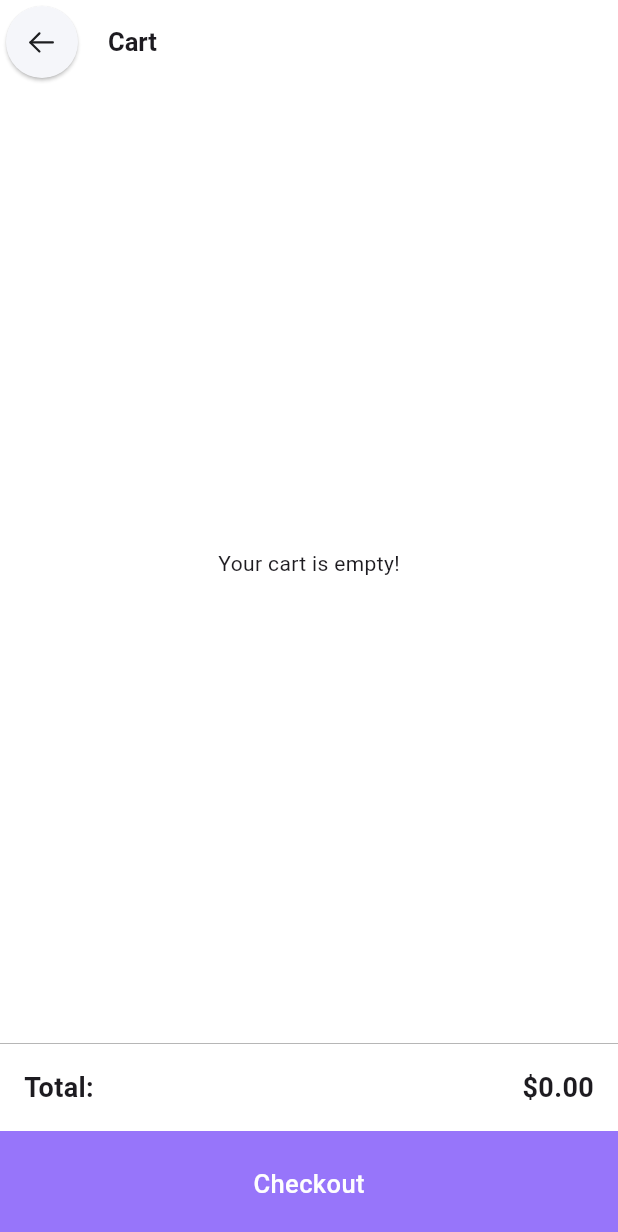
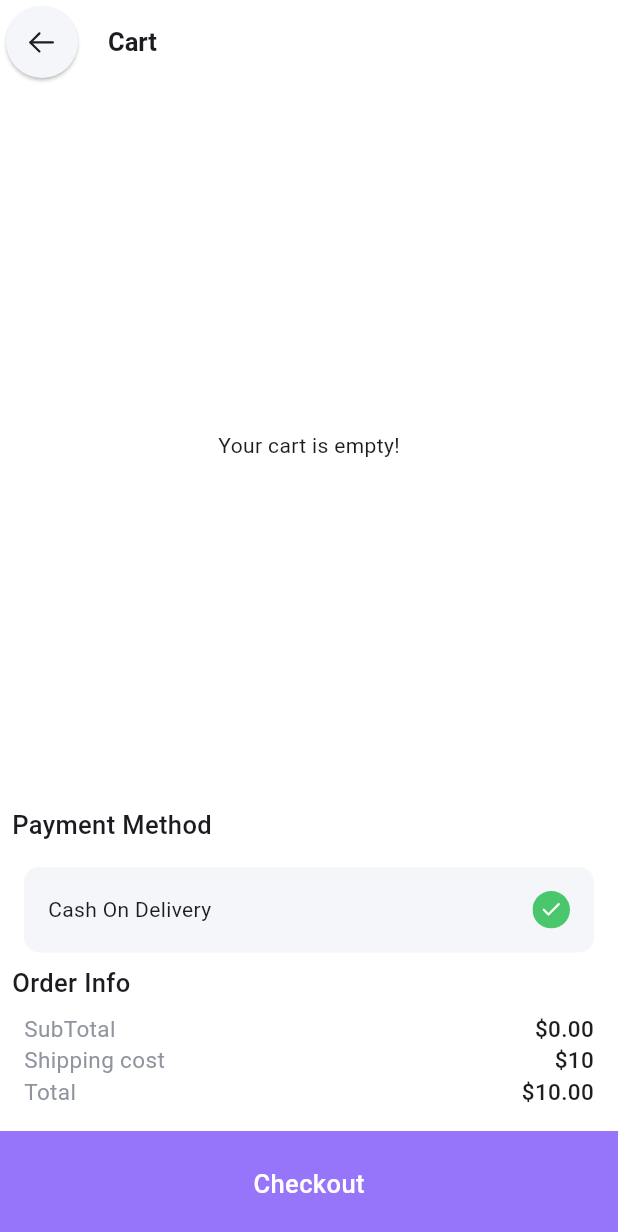
Before and after one commit to shafiiik/laza, a Flutter app: the CartScreen screen opened by its route, on a phone screen of 412 x 824 dp. Shown: the top 1232 px of the screen. Run offline on Flutter 3.47's test engine with Material 3 defaults, Android fonts, the phone set to English and light mode, and no system bars; our stand-ins replace equatable, flutter_bloc, flutter_svg, fluttertoast, hive, hive_flutter; accounts and stored records are empty; network calls fail.

Commit message:
enhance cart ui

```diff
--- a/lib/core/constants/app_strings.dart
+++ b/lib/core/constants/app_strings.dart
@@ -11,8 +11,16 @@ class AppStrings {
   static const String checkout = "Checkout";
   static const String emptyCart = "Your cart is empty!";
   static const String addToCart = "Add To Cart";
+  static const String paymentMethod = "Payment Method";
+  static const String cashOnDelivery = "Cash On Delivery";
   static const String continueShopping = "Continue Shopping";
-    static const String orderConfirmed = "Order Confirmed!";
-  static const String confirmMessage = "Your order has been confirmed, we will send you confirmation email shortly.";
+  static const String orderConfirmed = "Order Confirmed!";
+  static const String orderInfo = "Order Info";
+  static const String subTotal = "SubTotal";
+  static const String shippingCost = "Shipping cost";
+  static const String total = "Total";
+  static const String addedSuccessfully = "Added Successfully to Cart";
+  static const String confirmMessage =
+      "Your order has been confirmed, we will send you confirmation email shortly.";
   static const String baseUrl = "https://api.escuelajs.co/api/";
 }
--- a/lib/core/constants/assets_path.dart
+++ b/lib/core/constants/assets_path.dart
@@ -4,5 +4,6 @@ class AssetsPath {
   static const String confirmPage = "assets/images/confirm_page.png";
   static const String cartIcon = "assets/images/Bag.svg";
   static const String editIcon = "assets/images/edit.svg";
+  static const String check = "assets/images/Check.svg";
   static const String backIcon = "assets/images/Arrow_Left.svg";
 }
--- a/lib/logic/blocs/cart/cart_bloc.dart
+++ b/lib/logic/blocs/cart/cart_bloc.dart
@@ -1,5 +1,7 @@
 import 'package:equatable/equatable.dart';
 import 'package:flutter_bloc/flutter_bloc.dart';
+import 'package:fluttertoast/fluttertoast.dart';
+import 'package:laza/core/constants/app_strings.dart';
 import 'package:laza/data/models/cart_item.dart';
 import 'package:laza/data/repositories/cart_repository.dart';
 
@@ -21,6 +23,7 @@ class CartBloc extends Bloc<CartEvent, CartState> {
   void _onAddToCart(AddToCartItem event, Emitter<CartState> emit) async {
     try {
       await cartRepository.addToCart(event.item);
+      Fluttertoast.showToast(msg: AppStrings.addedSuccessfully);
       final cartItems = cartRepository.getCartItems();
       emit(CartLoadedState(cartItems: cartItems));
     } catch (error) {
--- a/lib/presentation/screens/cart_screen.dart
+++ b/lib/presentation/screens/cart_screen.dart
@@ -1,13 +1,15 @@
 import 'package:flutter/material.dart';
 import 'package:flutter_bloc/flutter_bloc.dart';
+import 'package:flutter_svg/flutter_svg.dart';
 import 'package:laza/core/constants/app_colors.dart';
 import 'package:laza/core/constants/app_strings.dart';
 import 'package:laza/core/constants/assets_path.dart';
-import 'package:laza/data/models/cart_item.dart';
 import 'package:laza/logic/blocs/cart/cart_bloc.dart';
 import 'package:laza/presentation/routes/app_routes.dart';
 import 'package:laza/presentation/widgets/bottom_button.dart';
 import 'package:laza/presentation/widgets/custom_icon_button.dart';
+import 'package:laza/presentation/widgets/header_widget.dart';
+import 'package:laza/presentation/widgets/information_row.dart';
 import 'package:laza/presentation/widgets/svg_icon_button.dart';
 
 class CartScreen extends StatelessWidget {
@@ -39,9 +41,11 @@ class CartScreen extends StatelessWidget {
           ),
         ),
       ),
-      body: Column(
+      body: Padding(
+        padding: const EdgeInsets.symmetric(horizontal: 8.0),
+        child: Column(
+          crossAxisAlignment: CrossAxisAlignment.start,
           children: [
-          // Cart Items List
             Expanded(
               child: BlocBuilder<CartBloc, CartState>(
                 builder: (context, state) {
@@ -66,8 +70,7 @@ class CartScreen extends StatelessWidget {
                             // Border radius of 10
                             border: Border.all(
                               color: Colors.grey,
-                            // You can change the border color here
-                            width: 0.2, // You can adjust the border width here
+                              width: 0.2,
                             ),
                           ),
                           child: Padding(
@@ -95,7 +98,8 @@ class CartScreen extends StatelessWidget {
                                                   )),
                                       loadingBuilder:
                                           (context, child, loadingProgress) {
-                                      if (loadingProgress == null) return child;
+                                        if (loadingProgress == null)
+                                          return child;
                                         return const Center(
                                           child: CircularProgressIndicator(),
                                         );
@@ -143,10 +147,11 @@ class CartScreen extends StatelessWidget {
                                                   },
                                                 ),
                                                 Padding(
-                                                padding:
-                                                    const EdgeInsets.symmetric(
+                                                  padding: const EdgeInsets
+                                                      .symmetric(
                                                       horizontal: 8.0),
-                                                child: Text('${item.quantity}'),
+                                                  child:
+                                                      Text('${item.quantity}'),
                                                 ),
                                                 CustomIconButton(
                                                   icon: Icons.keyboard_arrow_up,
@@ -197,40 +202,58 @@ class CartScreen extends StatelessWidget {
                 },
               ),
             ),
-
-          // Cart Summary
-          Container(
+            HeaderWidget(title: AppStrings.paymentMethod),
+            Padding(
+              padding: const EdgeInsets.all(8.0),
+              child: Container(
                 padding: const EdgeInsets.all(16.0),
-            decoration: const BoxDecoration(
-              border: Border(top: BorderSide(color: Colors.grey, width: 0.5)),
+                decoration: BoxDecoration(
+                    color: AppColors.iconButtonBackground,
+                    borderRadius: BorderRadius.all(
+                      Radius.circular(10),
+                    )),
+                child: Row(
+                  children: [
+                    Text(AppStrings.cashOnDelivery),
+                    Spacer(),
+                    SvgPicture.asset(AssetsPath.check)
+                  ],
                 ),
+              ),
+            ),
+            HeaderWidget(title: AppStrings.orderInfo),
+            Padding(
+              padding: const EdgeInsets.symmetric(horizontal: 8.0),
               child: Column(
                 mainAxisSize: MainAxisSize.min,
                 children: [
                   BlocBuilder<CartBloc, CartState>(
                     builder: (context, state) {
                       if (state is CartLoadedState) {
+                        final subTotalPrice = state.cartItems.fold(
+                          0.0,
+                          (sum, item) => sum + item.price * item.quantity,
+                        );
                         final totalPrice = state.cartItems.fold(
                               0.0,
                               (sum, item) => sum + item.price * item.quantity,
-                      );
-                      return Row(
-                        mainAxisAlignment: MainAxisAlignment.spaceBetween,
+                            ) +
+                            10;
+                        return Column(
                           children: [
-                          const Text(
-                            'Total:',
-                            style: TextStyle(
-                              fontSize: 18,
-                              fontWeight: FontWeight.bold,
+                            InformationRow(
+                              title: AppStrings.subTotal,
+                              subTitle: '\$${subTotalPrice.toStringAsFixed(2)}',
                             ),
+                            InformationRow(
+                              title: AppStrings.shippingCost,
+                              subTitle: '\$10',
                             ),
-                          Text(
-                            '\$${totalPrice.toStringAsFixed(2)}',
-                            style: const TextStyle(
-                              fontSize: 18,
-                              fontWeight: FontWeight.bold,
+                            InformationRow(
+                              title: AppStrings.total,
+                              subTitle: '\$${totalPrice.toStringAsFixed(2)}',
                             ),
-                          ),
+                            SizedBox(height: 16),
                           ],
                         );
                       }
@@ -242,6 +265,7 @@ class CartScreen extends StatelessWidget {
             ),
           ],
         ),
+      ),
     );
   }
 }
--- a/lib/presentation/screens/confirm_screen.dart
+++ b/lib/presentation/screens/confirm_screen.dart
@@ -18,8 +18,9 @@ class ConfirmScreen extends StatelessWidget {
           title: AppStrings.continueShopping),
       body: Center(
         child: Padding(
-          padding: const EdgeInsets.symmetric(horizontal: 16.0,vertical: 80),
+          padding: const EdgeInsets.symmetric(horizontal: 16.0),
           child: Column(
+            mainAxisSize: MainAxisSize.min,
             children: [
               Image.asset(
                 AssetsPath.confirmPage,
--- /dev/null
+++ b/lib/presentation/widgets/information_row.dart
@@ -0,0 +1,32 @@
+import 'package:flutter/material.dart';
+import 'package:laza/core/constants/app_colors.dart';
+
+class InformationRow extends StatelessWidget {
+  const InformationRow({
+    required this.title,
+    required this.subTitle,
+    super.key,
+  });
+
+  final String title;
+  final String subTitle;
+
+  @override
+  Widget build(BuildContext context) {
+    return Row(children: [
+      Text(
+        title,
+        style: TextStyle(
+            fontWeight: FontWeight.w400,
+            color: AppColors.fontDisabled,
+            fontSize: 15),
+      ),
+      Spacer(),
+      Text(
+        subTitle,
+        style: TextStyle(
+            fontWeight: FontWeight.w500, color: AppColors.title, fontSize: 15),
+      ),
+    ]);
+  }
+}
```
Also changed, not shown: lib/presentation/widgets/edit_product_sheet.dart (+14 -29 lines), lib/presentation/widgets/product_card.dart (+7 -5 lines), assets/images/Check.svg (added). Lines whose indentation alone changed are shown as unchanged.
